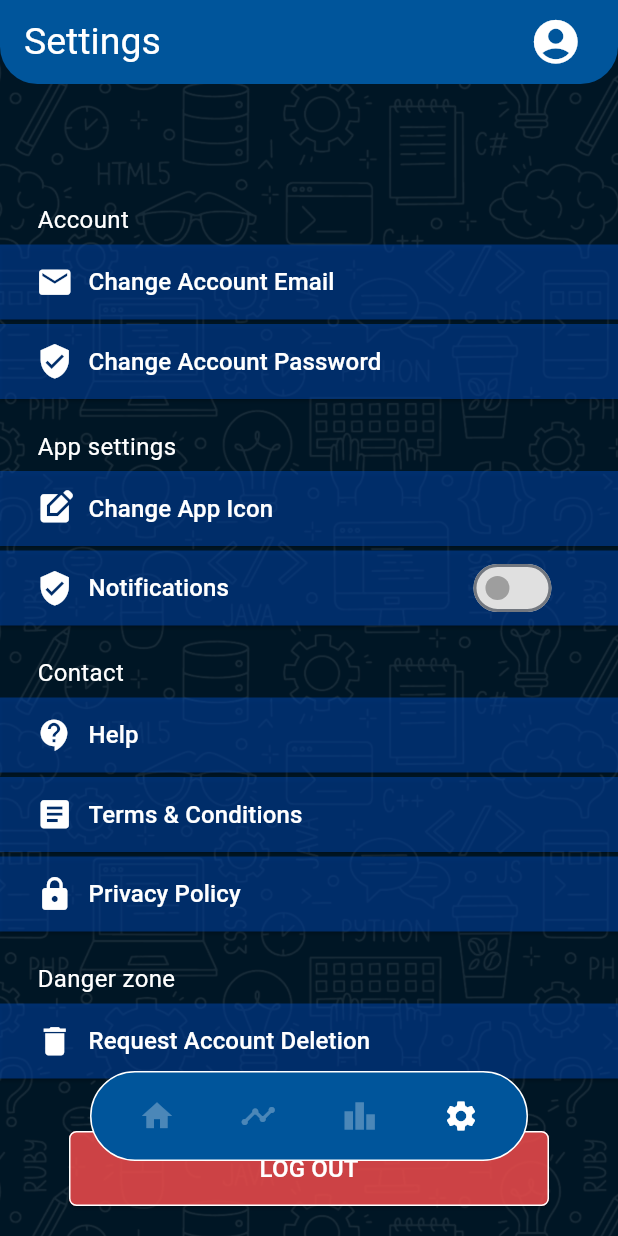
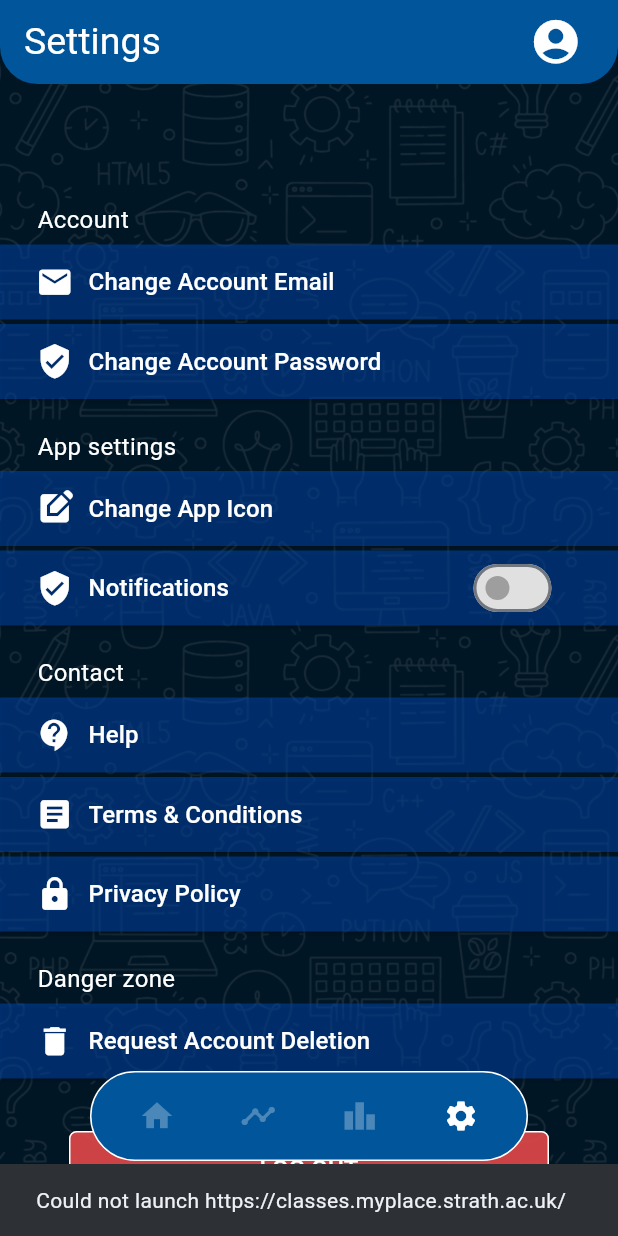
Before and after one commit to Rss1176/Coder, a Flutter app: the SettingsPage screen opened directly, after a tap on "Help", on a phone screen of 412 x 824 dp. Run offline on Flutter 3.47's test engine with Material 3 defaults, Android fonts, the phone set to English and light mode, and no system bars; our stand-ins replace cloud_firestore, firebase_auth, firebase_core; accounts and stored records are empty; Roboto replaces fonts that are missing (LuckiestGuy).

Commit message:
Updated to URL Launcher

```diff
--- a/application/lib/settings.dart
+++ b/application/lib/settings.dart
@@ -6,6 +6,8 @@ import 'main.dart';
 import 'package:cloud_firestore/cloud_firestore.dart';
 import 'package:firebase_auth/firebase_auth.dart';
 import 'my_progress.dart';
+import 'package:url_launcher/url_launcher.dart';
+
 
 class AppSettings extends StatelessWidget {
   const AppSettings({super.key});
@@ -287,9 +289,9 @@ class _SettingsPageState extends State<SettingsPage> {
                               _isNotificationsEnabled = value;
                             });
                           },
-                          activeColor: const Color.fromARGB(255, 57, 255, 143), // Color when the switch is ON
-                          inactiveThumbColor: Colors.grey, // Thumb color when OFF
-                          inactiveTrackColor: Colors.grey[300], // Track color when OFF
+                          activeColor: const Color.fromARGB(255, 57, 255, 143),
+                          inactiveThumbColor: Colors.grey,
+                          inactiveTrackColor: Colors.grey[300],
                         ),
                       ],
                     ),
@@ -325,7 +327,21 @@ class _SettingsPageState extends State<SettingsPage> {
 
                   ElevatedButton(
                     onPressed: () async {
-
+                      print("Button pressed");
+                      const url = "https://classes.myplace.strath.ac.uk/";
+                      final Uri uri = Uri.parse(url);
+                      if (await canLaunchUrl(uri)) {
+                        print("Launching URL: $url");
+                        await launchUrl(
+                          uri,
+                          mode: LaunchMode.externalApplication,
+                        );
+                      } else {
+                        print("Cannot launch URL: $url");
+                        ScaffoldMessenger.of(context).showSnackBar(
+                          SnackBar(content: Text("Could not launch $url")),
+                        );
+                      }
                     },
                     style: ElevatedButton.styleFrom(
                       backgroundColor: const Color.fromARGB(120, 0, 77, 193),
--- a/application/pubspec.yaml
+++ b/application/pubspec.yaml
@@ -15,6 +15,8 @@ dependencies:
   cloud_firestore: ^5.6.5
   http: ^1.3.0
   convert: ^3.1.2
+  url_launcher: ^6.1.7
+
 
 dev_dependencies:
   flutter_test:
```
Also changed, not shown: application/pubspec.lock, 10 other files.
